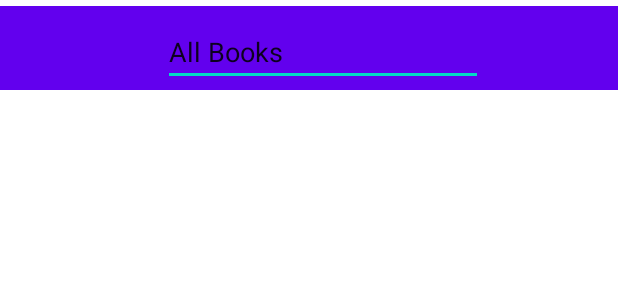
After one commit to VeraWei/BooksSherlock, an Android app: the layout activity_books_list.xml on its own in the app's theme, with its tools: preview values and no code run, on a phone screen of 412 x 824 dp. The commit adds this screen. Shown: the top 300 px of the screen. Run offline under Robolectric (Android 15) with nearby library versions, the phone set to English and light mode, and no system bars.

Commit message:
start working on books list

```diff
--- a/main/app/build.gradle
+++ b/main/app/build.gradle
@@ -34,7 +34,7 @@ dependencies {
     implementation 'androidx.appcompat:appcompat:1.2.0'
     implementation 'com.google.android.material:material:1.2.1'
     implementation 'androidx.constraintlayout:constraintlayout:2.0.1'
-    testImplementation 'junit:junit:4.+'
+    testImplementation 'junit:junit:4.13.1'
     androidTestImplementation 'androidx.test.ext:junit:1.1.2'
     androidTestImplementation 'androidx.test.espresso:espresso-core:3.3.0'
 }
--- a/main/app/src/main/AndroidManifest.xml
+++ b/main/app/src/main/AndroidManifest.xml
@@ -9,6 +9,7 @@
         android:roundIcon="@mipmap/ic_launcher_round"
         android:supportsRtl="true"
         android:theme="@style/Theme.BooksSherlock">
+        <activity android:name=".activities.BooksListActivity"></activity>
         <activity android:name=".MainActivity">
             <intent-filter>
                 <action android:name="android.intent.action.MAIN" />
--- a/main/app/src/main/java/com/example/bookssherlock/models/LoginPage.java
+++ b/main/app/src/main/java/com/example/bookssherlock/models/LoginPage.java
@@ -4,8 +4,8 @@ import lombok.Data;
 
 @Data
 public class LoginPage implements Credentials {
+
     private final String email;
 
     private final String password;
-
 }
--- /dev/null
+++ b/main/app/src/main/res/layout/activity_books_list.xml
@@ -0,0 +1,43 @@
+<?xml version="1.0" encoding="utf-8"?>
+<androidx.constraintlayout.widget.ConstraintLayout xmlns:android="http://schemas.android.com/apk/res/android"
+    xmlns:app="http://schemas.android.com/apk/res-auto"
+    xmlns:tools="http://schemas.android.com/tools"
+    android:layout_width="match_parent"
+    android:layout_height="match_parent"
+    tools:context=".activities.BooksListActivity">
+
+    <androidx.appcompat.widget.Toolbar
+        android:id="@+id/toolbar"
+        android:layout_width="match_parent"
+        android:layout_height="wrap_content"
+        android:layout_marginTop="4dp"
+        android:background="?attr/colorPrimary"
+        android:minHeight="?attr/actionBarSize"
+        android:theme="?attr/actionBarTheme"
+        app:layout_constraintStart_toStartOf="parent"
+        app:layout_constraintTop_toTopOf="parent" />
+
+    <EditText
+        android:id="@+id/barTitle"
+        android:layout_width="wrap_content"
+        android:layout_height="wrap_content"
+        android:layout_marginTop="8dp"
+        android:ems="10"
+        android:inputType="textPersonName"
+        android:text="@string/bookListLabel"
+        app:layout_constraintEnd_toEndOf="@+id/toolbar"
+        app:layout_constraintHorizontal_bias="0.547"
+        app:layout_constraintStart_toStartOf="@+id/toolbar"
+        app:layout_constraintTop_toTopOf="@+id/toolbar" />
+    <androidx.recyclerview.widget.RecyclerView
+        android:id="@+id/recyclerView"
+        android:layout_width="0dp"
+        android:layout_height="0dp"
+        app:layout_constraintBottom_toBottomOf="parent"
+        app:layout_constraintEnd_toEndOf="parent"
+        app:layout_constraintStart_toStartOf="parent"
+        app:layout_constraintTop_toTopOf="parent"
+        app:layoutManager="androidx.recyclerview.widget.LinearLayoutManager"
+        />
+
+</androidx.constraintlayout.widget.ConstraintLayout>
--- a/main/app/src/main/res/values/strings.xml
+++ b/main/app/src/main/res/values/strings.xml
@@ -1,3 +1,5 @@
 <resources>
     <string name="app_name">BooksSherlock</string>
+    <string name="bookListLabel">All Books</string>
+    <string name="search_title">Title</string>
 </resources>
```
Also changed, not shown: main/app/src/main/java/com/example/bookssherlock/activities/BookListAdapter.java (added, +60 -0 lines), main/app/src/main/java/com/example/bookssherlock/activities/BooksListActivity.java (added, +22 -0 lines), main/gradle/wrapper/gradle-wrapper.properties.
